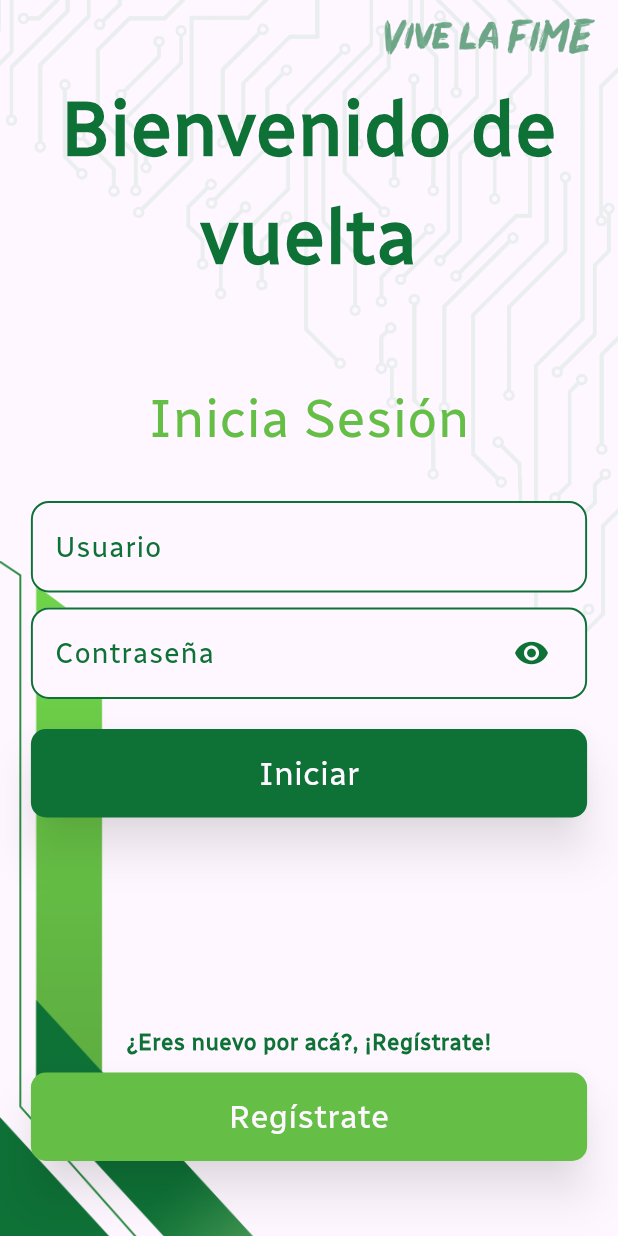
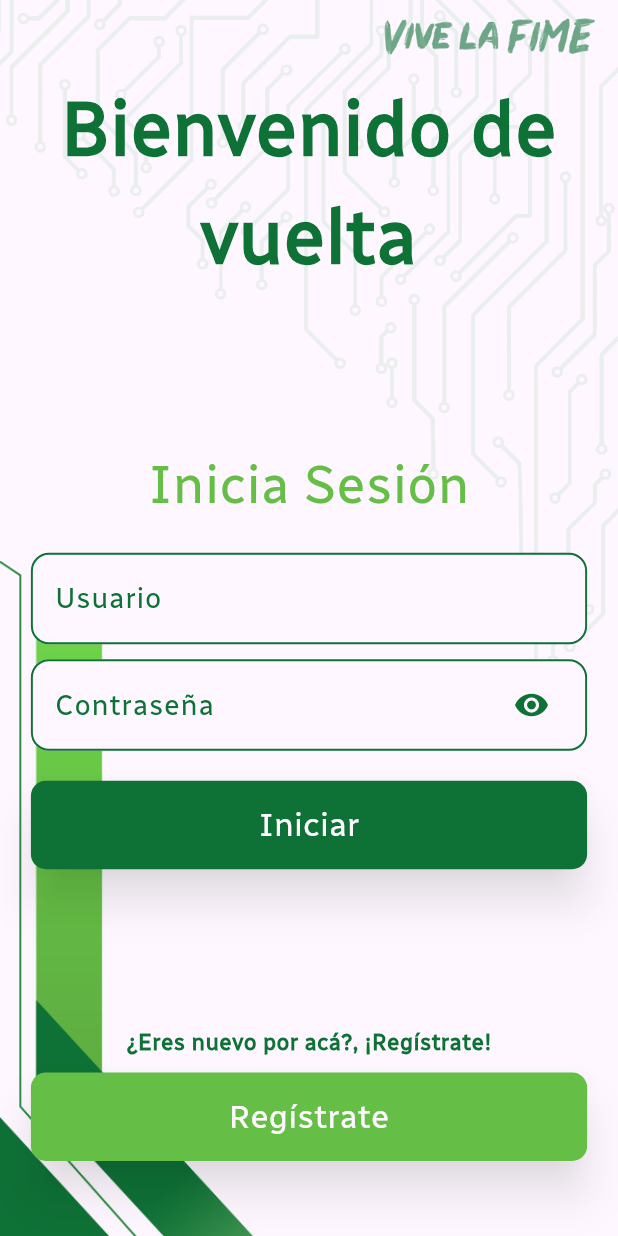
Before and after one commit to AntonioNoguera/project_atenea, a Flutter app: the screen it shows after launch, on a phone screen of 412 x 824 dp. Run offline on Flutter 3.47's test engine with Material 3 defaults, Android fonts, the phone set to English and light mode, and no system bars; our stand-ins replace cloud_firestore, file_picker, firebase_core, firebase_storage, flutter_svg, fluttertoast and 2 more; accounts and stored records are empty.

Commit message:
Lil UI CHanges [ Changes On login ] -> not really relevant

```diff
--- a/lib/src/presentation/pages/auth/login_page.dart
+++ b/lib/src/presentation/pages/auth/login_page.dart
@@ -83,7 +83,8 @@ class LoginPage extends StatelessWidget {
                 weight: FontWeights.semibold,
               ),
             ),
-            const SizedBox(height: 60),
+
+             const Spacer(),
             Text(
               'Inicia Sesión',
               style: AppTextStyles.builder(
@@ -91,7 +92,7 @@ class LoginPage extends StatelessWidget {
                 size: FontSizes.h3,
               ),
             ),
-            const SizedBox(height: 30),
+            const SizedBox(height: 20),
             AteneaField(
               placeHolder: 'Ejemplo: Fernando',
               inputNameText: 'Usuario',
@@ -105,7 +106,8 @@ class LoginPage extends StatelessWidget {
             ),
             const SizedBox(height: 20),
 
-            Row(children: [
+            Row(
+              children: [
                 Expanded(
                     child : AteneaButtonV2(
                       shouldLoad: true,
@@ -113,8 +115,8 @@ Expanded(
                       onPressed: () => _login(context),
                     )
                   ),
-
-            ],),
+              ],
+            ),
              const Spacer(),
             Text(
               '¿Eres nuevo por acá?, ¡Regístrate!',
```
Lines whose indentation alone changed are shown as unchanged.
